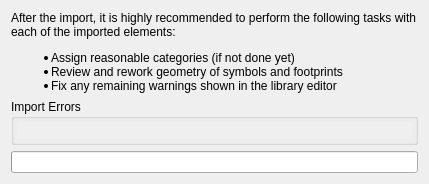
The window that libs/librepcb/editor/library/eaglelibraryimportwizard/eaglelibraryimportwizardpage_result.ui (LibrePCB/LibrePCB) describes before a commit, drawn with Qt 5.
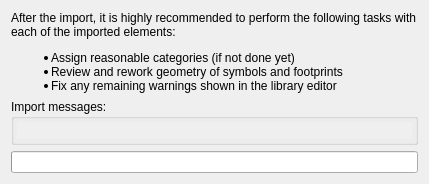
The same window after the commit.

Commit message: EAGLE import: Refactor logging concept

```diff
--- a/libs/librepcb/editor/library/eaglelibraryimportwizard/eaglelibraryimportwizardpage_result.ui
+++ b/libs/librepcb/editor/library/eaglelibraryimportwizard/eaglelibraryimportwizardpage_result.ui
@@ -44,7 +44,7 @@
       </sizepolicy>
      </property>
      <property name="title">
-      <string>Import Errors</string>
+      <string>Import messages:</string>
      </property>
      <layout class="QVBoxLayout" name="verticalLayout_2">
       <property name="leftMargin">
```
Left out of the diff: 2 changed lines with no effect on the pictures. The commit also changes 15 other files.
